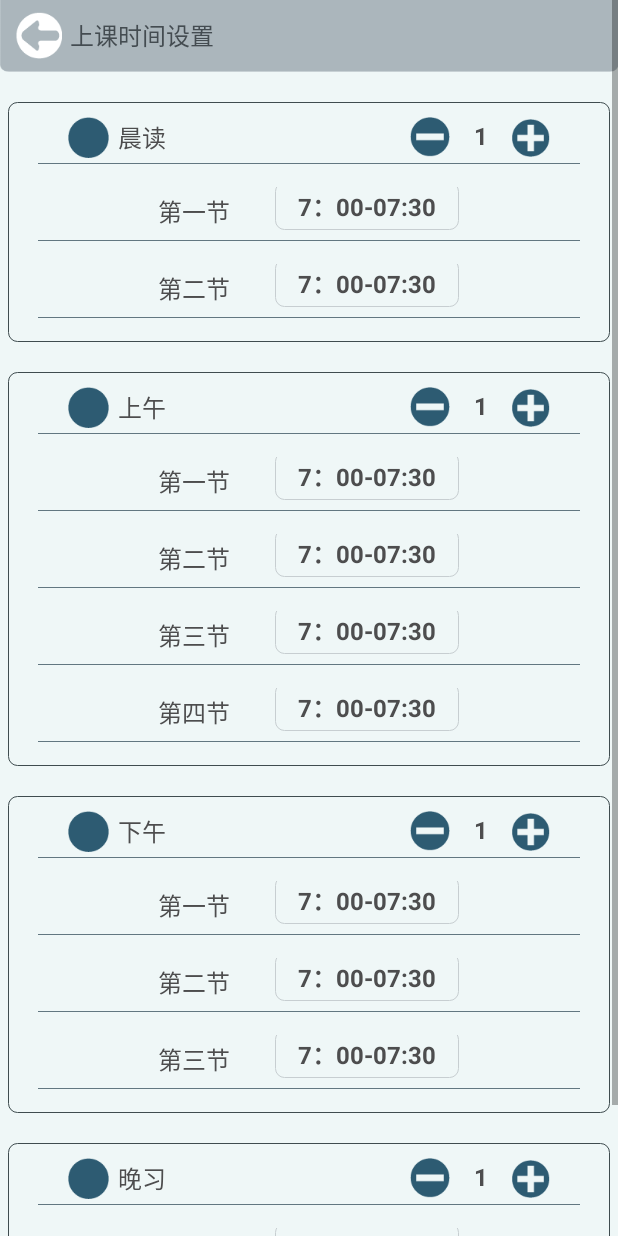
After one commit to zhuzhushang/CourseTable, an Android app: the layout activity_set_time.xml on its own in the app's theme, with its tools: preview values and no code run, on a phone screen of 412 x 824 dp. The commit adds this screen. Run offline under Robolectric (Android 15) with nearby library versions, the phone set to English and light mode, and no system bars.

Commit message:
编写上课时间设置界面

```diff
--- /dev/null
+++ b/app/src/main/java/com/example/administrator/coursetable/activity/SetTimeActivity.java
@@ -0,0 +1,51 @@
+package com.example.administrator.coursetable.activity;
+
+import android.os.Bundle;
+import android.view.View;
+
+import com.example.administrator.coursetable.R;
+
+/**
+ * Created by Administrator on 2017/1/2.
+ */
+
+public class SetTimeActivity extends BaseActivity implements View.OnClickListener {
+
+    @Override
+    protected void onCreate(Bundle arg0) {
+        super.onCreate(arg0);
+
+        setContentView(R.layout.activity_welcome);
+        ViewInit();
+        dataInit();
+        eventInit();
+
+    }
+
+    private void ViewInit() {
+
+    }
+
+    private void dataInit() {
+
+    }
+
+    private void eventInit() {
+
+        findViewById(R.id.appbar_left_tv_arrow).setOnClickListener(this);
+
+    }
+
+    @Override
+    public void onClick(View view) {
+
+        switch (view.getId()) {
+            case R.id.appbar_left_tv_arrow:
+
+                finish();
+
+                break;
+        }
+    }
+
+}
--- a/app/src/main/java/com/example/administrator/coursetable/fragment/TabThreeFragment.java
+++ b/app/src/main/java/com/example/administrator/coursetable/fragment/TabThreeFragment.java
@@ -70,7 +70,16 @@ public class TabThreeFragment extends BaseFragment implements View.OnClickListen
     private TextView sunTvArray[] = {sun_mor_read_tv_1, sun_mor_read_tv_2, sun_morning_tv_1, sun_morning_tv_2, sun_morning_tv_3, sun_morning_tv_4, sun_afternoon_tv_1, sun_afternoon_tv_2, sun_afternoon_tv_3, sun_evening_tv_1, sun_evening_tv_2};
     private int sunTvArrayID[] = {R.id.sun_mor_read_tv_1, R.id.sun_mor_read_tv_2, R.id.sun_morning_tv_1, R.id.sun_morning_tv_2, R.id.sun_morning_tv_3, R.id.sun_morning_tv_4, R.id.sun_afternoon_tv_1, R.id.sun_afternoon_tv_2, R.id.sun_afternoon_tv_3, R.id.sun_evening_tv_1, R.id.sun_evening_tv_2};
 
+    /**二维数组*/
     private TextView qrArray[][] = {monTvArray,tuesTvArray,wedTvArray,thurTvArray,friTvArray,satTvArray,sunTvArray};
+
+    /**/
+    private TextView morning_reading_1,morning_reading_2,morning_1,morning_2,morning_3,morning_4,afternoon_1,afternoon_2,afternoon_3,evening_1,evening_2;
+    private TextView classTimeTvArray[] = {morning_reading_1,morning_reading_2,morning_1,morning_2,morning_3,morning_4,afternoon_1,afternoon_2,afternoon_3,evening_1,evening_2};
+    private int classTimeTvArrayID[] ={ R.id.morning_reading_1,R.id.morning_reading_2,R.id.morning_1,R.id.morning_2,R.id.morning_3,R.id.morning_4,R.id.afternoon_1,R.id.afternoon_2,R.id.afternoon_3,R.id.evening_1,R.id.evening_2};
+
+
+
 
     @Nullable
     @Override
--- /dev/null
+++ b/app/src/main/res/drawable/shape_set_time_tv.xml
@@ -0,0 +1,10 @@
+<?xml version="1.0" encoding="utf-8"?>
+<shape xmlns:android="http://schemas.android.com/apk/res/android">
+
+    <corners android:radius="6dp"/>
+    <solid android:color="#eff7f7"/>
+    <stroke android:color="#c7ced1"
+        android:width="0.5dp"
+        />
+
+</shape>
--- a/app/src/main/res/layout/activity_course_message_note.xml
+++ b/app/src/main/res/layout/activity_course_message_note.xml
@@ -109,16 +109,7 @@
 
 
             <LinearLayout
-                android:layout_width="match_parent"
-                android:layout_height="wrap_content"
-                android:layout_marginLeft="3dp"
-                android:layout_marginRight="3dp"
-                android:layout_marginTop="20dp"
-                android:background="@drawable/shape_detail_note"
-                android:orientation="vertical"
-                android:paddingBottom="10dp"
-                android:paddingLeft="@dimen/course_margin_left_right"
-                android:paddingRight="@dimen/course_margin_left_right">
+                style="@style/kuangkuang_linear">
 
                 <LinearLayout style="@style/course_message_note_linear">
 
@@ -187,16 +178,7 @@
 
 
             <LinearLayout
-                android:layout_width="match_parent"
-                android:layout_height="wrap_content"
-                android:layout_marginLeft="3dp"
-                android:layout_marginRight="3dp"
-                android:layout_marginTop="20dp"
-                android:background="@drawable/shape_detail_note"
-                android:orientation="vertical"
-                android:paddingBottom="10dp"
-                android:paddingLeft="@dimen/course_margin_left_right"
-                android:paddingRight="@dimen/course_margin_left_right">
+                style="@style/kuangkuang_linear">
 
                 <LinearLayout style="@style/course_message_note_linear">
 
--- /dev/null
+++ b/app/src/main/res/layout/activity_set_time.xml
@@ -0,0 +1,436 @@
+<?xml version="1.0" encoding="utf-8"?>
+<ScrollView xmlns:android="http://schemas.android.com/apk/res/android"
+    android:layout_width="match_parent"
+    android:layout_height="match_parent"
+    android:background="#eff7f7"
+    android:orientation="vertical">
+
+
+    <LinearLayout
+        android:layout_width="match_parent"
+        android:layout_height="match_parent"
+        android:orientation="vertical">
+
+        <RelativeLayout
+            style="@style/default_appbar_container_relative"
+            android:layout_height="48dp"
+            android:background="@mipmap/appbar_header">
+
+            <TextView
+                style="@style/default_appbar_left_tv_arrow"
+                android:text="上课时间设置"
+                />
+
+        </RelativeLayout>
+
+
+        <LinearLayout
+            style="@style/kuangkuang_linear">
+
+            <RelativeLayout
+                android:layout_marginTop="10dp"
+                style="@style/set_time_relative">
+
+                <TextView
+                    style="@style/set_time_tv"
+                    android:text="晨读"
+                    />
+
+
+                <LinearLayout
+                    style="@style/set_time_linear_plus_reduce">
+
+                    <ImageView
+                        android:id="@+id/mor_read_reduce_img"
+                        style="@style/reduce_img" />
+
+                    <TextView
+                        android:id="@+id/mor_read_num_plus_reduce_tv"
+                        style="@style/num_plus_reduce_tv"
+                        android:layout_gravity="center"
+                        android:text="1" />
+
+
+                    <ImageView
+                        android:id="@+id/mor_read_plus_img"
+                        style="@style/plus_img" />
+
+
+                </LinearLayout>
+
+
+            </RelativeLayout>
+
+            <View
+                style="@style/set_time_divider"
+                />
+
+            <LinearLayout
+                style="@style/set_time_linear">
+
+                <TextView
+                    android:id="@+id/class_mor_read_1"
+                    style="@style/set_time_class_num_tv"
+                    android:text="第一节"
+                    />
+
+                <TextView
+                    style="@style/set_time_class_time_tv"
+                    android:text="7：00-07:30"
+                    />
+
+            </LinearLayout>
+
+
+            <View
+                style="@style/set_time_divider"
+                />
+
+            <LinearLayout
+                style="@style/set_time_linear">
+
+                <TextView
+                    style="@style/set_time_class_num_tv"
+                    android:text="第二节"
+                    />
+
+                <TextView
+                    android:id="@+id/class_mor_read_2"
+                    style="@style/set_time_class_time_tv"
+                    android:text="7：00-07:30"
+                    />
+
+            </LinearLayout>
+
+
+            <View
+                style="@style/set_time_divider"
+                />
+
+
+
+        </LinearLayout>
+
+        <!--上午-->
+        <LinearLayout
+            style="@style/kuangkuang_linear">
+
+            <RelativeLayout
+                android:layout_marginTop="10dp"
+                style="@style/set_time_relative">
+
+                <TextView
+                    style="@style/set_time_tv"
+                    android:text="上午"
+                    />
+
+
+                <LinearLayout
+                    style="@style/set_time_linear_plus_reduce">
+
+                    <ImageView
+                        android:id="@+id/mor_reduce_img"
+                        style="@style/reduce_img" />
+
+                    <TextView
+                        android:id="@+id/mor_num_plus_reduce_tv"
+                        style="@style/num_plus_reduce_tv"
+                        android:layout_gravity="center"
+                        android:text="1" />
+
+
+                    <ImageView
+                        android:id="@+id/mor_plus_img"
+                        style="@style/plus_img" />
+
+
+                </LinearLayout>
+
+
+            </RelativeLayout>
+
+            <View
+                style="@style/set_time_divider"
+                />
+
+            <LinearLayout
+                style="@style/set_time_linear">
+
+                <TextView
+                    android:id="@+id/class_mor_1"
+                    style="@style/set_time_class_num_tv"
+                    android:text="第一节"
+                    />
+
+                <TextView
+                    style="@style/set_time_class_time_tv"
+                    android:text="7：00-07:30"
+                    />
+
+            </LinearLayout>
+
+
+            <View
+                style="@style/set_time_divider"
+                />
+
+            <LinearLayout
+                style="@style/set_time_linear">
+
+                <TextView
+                    style="@style/set_time_class_num_tv"
+                    android:text="第二节"
+                    />
+
+                <TextView
+                    android:id="@+id/class_mor_2"
+                    style="@style/set_time_class_time_tv"
+                    android:text="7：00-07:30"
+                    />
+
+            </LinearLayout>
+
+
+            <View
+                style="@style/set_time_divider"
+                />
+
+            <LinearLayout
+                style="@style/set_time_linear">
+
+                <TextView
+                    style="@style/set_time_class_num_tv"
+                    android:text="第三节"
+                    />
+
+                <TextView
+                    android:id="@+id/class_mor_3"
+                    style="@style/set_time_class_time_tv"
+                    android:text="7：00-07:30"
+                    />
+
+            </LinearLayout>
+
+
+            <View
+                style="@style/set_time_divider"
+                />
+
+            <LinearLayout
+                style="@style/set_time_linear">
+
+                <TextView
+                    style="@style/set_time_class_num_tv"
+                    android:text="第四节"
+                    />
+
+                <TextView
+                    android:id="@+id/class_mor_4"
+                    style="@style/set_time_class_time_tv"
+                    android:text="7：00-07:30"
+                    />
+
+            </LinearLayout>
+
+            <View
+                style="@style/set_time_divider"
+                />
+        </LinearLayout>
+
+        <!--下午-->
+        <LinearLayout
+            style="@style/kuangkuang_linear">
+
+            <RelativeLayout
+                android:layout_marginTop="10dp"
+                style="@style/set_time_relative">
+
+                <TextView
+                    style="@style/set_time_tv"
+                    android:text="下午"
+                    />
+
+
+                <LinearLayout
+                    style="@style/set_time_linear_plus_reduce">
+
+                    <ImageView
+                        android:id="@+id/afternoon_reduce_img"
+                        style="@style/reduce_img" />
+
+                    <TextView
+                        android:id="@+id/afternoon_num_plus_reduce_tv"
+                        style="@style/num_plus_reduce_tv"
+                        android:layout_gravity="center"
+                        android:text="1" />
+
+
+                    <ImageView
+                        android:id="@+id/afternoon_plus_img"
+                        style="@style/plus_img" />
+
+
+                </LinearLayout>
+
+
+            </RelativeLayout>
+
+            <View
+                style="@style/set_time_divider"
+                />
+
+            <LinearLayout
+                style="@style/set_time_linear">
+
+                <TextView
+
+                    style="@style/set_time_class_num_tv"
+                    android:text="第一节"
+                    />
+
+                <TextView
+                    android:id="@+id/class_afternoon_1"
+                    style="@style/set_time_class_time_tv"
+                    android:text="7：00-07:30"
+                    />
+
+            </LinearLayout>
+
+
+            <View
+                style="@style/set_time_divider"
+                />
+
+            <LinearLayout
+                style="@style/set_time_linear">
+
+                <TextView
+                    style="@style/set_time_class_num_tv"
+                    android:text="第二节"
+                    />
+
+                <TextView
+                    android:id="@+id/class_afternoon_2"
+                    style="@style/set_time_class_time_tv"
+                    android:text="7：00-07:30"
+                    />
+
+            </LinearLayout>
+
+
+            <View
+                style="@style/set_time_divider"
+                />
+
+            <LinearLayout
+                style="@style/set_time_linear">
+
+                <TextView
+                    style="@style/set_time_class_num_tv"
+                    android:text="第三节"
+                    />
+
+                <TextView
+                    android:id="@+id/class_afternoon_3"
+                    style="@style/set_time_class_time_tv"
+                    android:text="7：00-07:30"
+                    />
+
+            </LinearLayout>
+
+
+            <View
+                style="@style/set_time_divider"
+                />
+        </LinearLayout>
+
+        <!--晚自习-->
+        <LinearLayout
+            style="@style/kuangkuang_linear">
+
+            <RelativeLayout
+                android:layout_marginTop="10dp"
+                style="@style/set_time_relative">
+
+                <TextView
+                    style="@style/set_time_tv"
+                    android:text="晚习"
+                    />
+
+
+                <LinearLayout
+                    style="@style/set_time_linear_plus_reduce">
+
+                    <ImageView
+                        android:id="@+id/evening_reduce_img"
+                        style="@style/reduce_img" />
+
+                    <TextView
+                        android:id="@+id/evening_num_plus_reduce_tv"
+                        style="@style/num_plus_reduce_tv"
+                        android:layout_gravity="center"
+                        android:text="1" />
+
+
+                    <ImageView
+                        android:id="@+id/evening_plus_img"
+                        style="@style/plus_img" />
+
+
+                </LinearLayout>
+
+
+            </RelativeLayout>
+
+            <View
+                style="@style/set_time_divider"
+                />
+
+            <LinearLayout
+                style="@style/set_time_linear">
+
+                <TextView
+
+                    style="@style/set_time_class_num_tv"
+                    android:text="第一节"
+                    />
+
+                <TextView
+                    android:id="@+id/class_evening_1"
+                    style="@style/set_time_class_time_tv"
+                    android:text="7：00-07:30"
+                    />
+
+            </LinearLayout>
+
+
+            <View
+                style="@style/set_time_divider"
+                />
+
+            <LinearLayout
+                style="@style/set_time_linear">
+
+                <TextView
+                    style="@style/set_time_class_num_tv"
+                    android:text="第二节"
+                    />
+
+                <TextView
+                    android:id="@+id/class_evening_2"
+                    style="@style/set_time_class_time_tv"
+                    android:text="7：00-07:30"
+                    />
+
+            </LinearLayout>
+
+
+            <View
+                style="@style/set_time_divider"
+                />
+
+        </LinearLayout>
+
+    </LinearLayout>
+
+</ScrollView>
--- a/app/src/main/res/values/sqw_style.xml
+++ b/app/src/main/res/values/sqw_style.xml
@@ -224,6 +224,103 @@
         <item name="android:textColor">@color/color_text_black</item>
     </style>
 
+    <!--有框框的linear-->
+    <style name="kuangkuang_linear">
+
+        <item name="android:layout_width">match_parent</item>
+        <item name="android:layout_height">wrap_content</item>
+        <item name="android:layout_marginLeft">5dp</item>
+        <item name="android:layout_marginRight">5dp</item>
+        <item name="android:layout_marginTop">20dp</item>
+        <item name="android:orientation">vertical</item>
+        <item name="android:background">@drawable/shape_detail_note</item>
+        <item name="android:paddingBottom">16dp</item>
+        <item name="android:paddingLeft">@dimen/course_margin_left_right</item>
+        <item name="android:paddingRight">@dimen/course_margin_left_right</item>
+    </style>
+
+
+    <!--上课时间设置-->
+    <style name="set_time_relative">
+
+        <item name="android:layout_width">match_parent</item>
+        <item name="android:layout_height">wrap_content</item>
+
+
+    </style>
+
+    <!--上课时间设置-->
+    <style name="set_time_tv">
+
+        <item name="android:layout_width">wrap_content</item>
+        <item name="android:layout_height">wrap_content</item>
+        <item name="android:gravity">center</item>
+        <item name="android:layout_marginLeft">@dimen/course_margin_left_right</item>
+        <item name="android:textSize">@dimen/textsize_max</item>
+        <item name="android:layout_alignParentBottom">true</item>
+        <item name="android:paddingBottom">3dp</item>
+        <item name="android:textColor">@color/color_text_black</item>
+        <item name="android:drawableLeft">@mipmap/set_time_off</item>
+        <item name="android:drawablePadding">6dp</item>
+    </style>
+
+    <!--上课时间设置-->
+    <style name="set_time_divider">
+        <item name="android:layout_width">match_parent</item>
+        <item name="android:layout_height">0.8dp</item>
+        <item name="android:background">#627781</item>
+    </style>
+
+   <!--上课时间设置  linear-->
+    <style name="set_time_linear_plus_reduce">
+        <item name="android:layout_width">wrap_content</item>
+        <item name="android:layout_height">wrap_content</item>
+        <item name="android:layout_alignParentRight">true</item>
+        <item name="android:layout_marginRight">@dimen/course_margin_left_right</item>
+        <item name="android:gravity">bottom|center</item>
+
+    </style>
+
+    <!--上课时间设置  linear-->
+    <style name="set_time_linear">
+        <item name="android:layout_width">match_parent</item>
+        <item name="android:layout_height">wrap_content</item>
+        <item name="android:orientation">horizontal</item>
+        <item name="android:layout_marginLeft">@dimen/course_margin_left_right</item>
+        <item name="android:layout_marginRight">@dimen/course_margin_left_right</item>
+        <item name="android:gravity">bottom|center</item>
+        <item name="android:layout_marginTop">15dp</item>
+    </style>
+
+    <!--上课时间设置  -->
+    <style name="set_time_class_num_tv">
+        <item name="android:layout_width">wrap_content</item>
+        <item name="android:layout_height">wrap_content</item>
+        <item name="android:gravity">center</item>
+        <item name="android:textSize">@dimen/textsize_max</item>
+        <item name="android:paddingBottom">3dp</item>
+        <item name="android:textColor">@color/color_text_black</item>
+
+    </style>
+
+    <!--上课时间设置  -->
+    <style name="set_time_class_time_tv">
+        <item name="android:layout_width">wrap_content</item>
+        <item name="android:layout_height">wrap_content</item>
+        <item name="android:gravity">center</item>
+        <item name="android:textSize">@dimen/textsize_max</item>
+        <item name="android:paddingBottom">4dp</item>
+        <item name="android:layout_marginLeft">30dp</item>
+        <item name="android:textColor">@color/color_text_black</item>
+        <item name="android:textStyle">bold</item>
+        <item name="android:background">@drawable/shape_set_time_tv</item>
+        <item name="android:paddingLeft">15dp</item>
+        <item name="android:paddingRight">15dp</item>
+        <item name="android:paddingTop">4dp</item>
+        <item name="android:layout_marginBottom">3dp</item>
+    </style>
+
+
 
 
 
```
Also changed, not shown: app/src/main/res/mipmap-xhdpi/set_time_off.png (added), app/src/main/res/mipmap-xhdpi/set_time_on.png (added).
